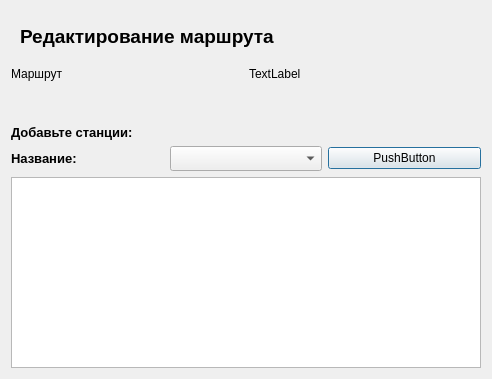
First picture: the form in edit_route_dialog.ui, repository Mihailus2000/sem08_BSBD_Kursach, before the edit.
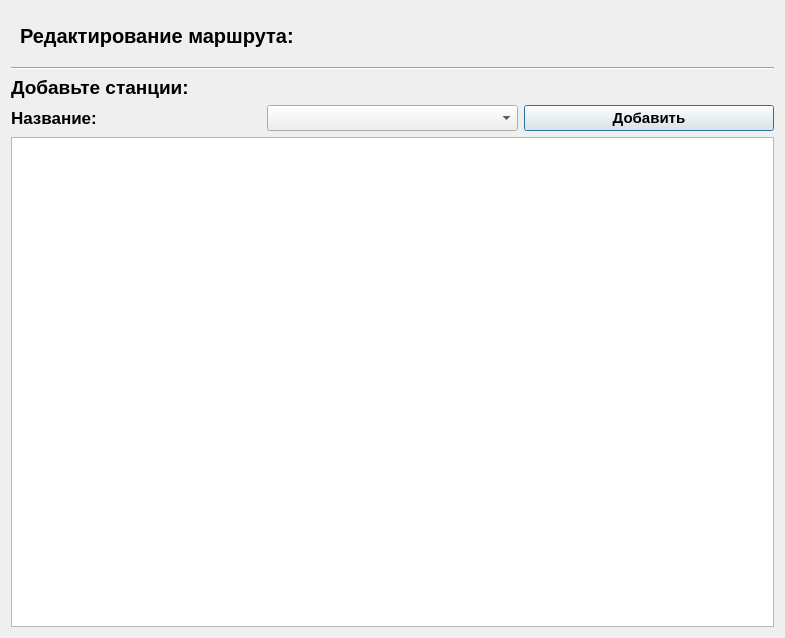
Second picture: the form after the edit.

```diff
--- a/edit_route_dialog.ui
+++ b/edit_route_dialog.ui
@@ -6,8 +6,8 @@
    <rect>
     <x>0</x>
     <y>0</y>
-    <width>492</width>
-    <height>379</height>
+    <width>785</width>
+    <height>638</height>
    </rect>
   </property>
   <property name="windowTitle">
@@ -39,13 +39,27 @@
        <widget class="QLabel" name="label_3">
         <property name="font">
          <font>
+          <pointsize>15</pointsize>
+          <weight>75</weight>
+          <bold>true</bold>
+         </font>
+        </property>
+        <property name="text">
+         <string>Редактирование маршрута:</string>
+        </property>
+       </widget>
+      </item>
+      <item>
+       <widget class="QLabel" name="editing_route_lbl">
+        <property name="font">
+         <font>
           <pointsize>14</pointsize>
           <weight>75</weight>
           <bold>true</bold>
          </font>
         </property>
         <property name="text">
-         <string>Редактирование маршрута</string>
+         <string>                            </string>
         </property>
        </widget>
       </item>
@@ -65,38 +79,17 @@
      </layout>
     </widget>
    </item>
+   <item>
+    <widget class="Line" name="line">
+     <property name="orientation">
+      <enum>Qt::Horizontal</enum>
+     </property>
+    </widget>
+   </item>
    <item>
     <layout class="QVBoxLayout" name="verticalLayout">
      <item>
-      <layout class="QHBoxLayout" name="horizontalLayout">
-       <item>
-        <widget class="QLabel" name="label">
-         <property name="text">
-          <string>Маршрут</string>
-         </property>
-        </widget>
-       </item>
-       <item>
-        <widget class="QLabel" name="Route_name_label">
-         <property name="text">
-          <string>TextLabel</string>
-         </property>
-        </widget>
-       </item>
-      </layout>
-     </item>
-     <item>
-      <spacer name="verticalSpacer">
-       <property name="orientation">
-        <enum>Qt::Vertical</enum>
-       </property>
-       <property name="sizeHint" stdset="0">
-        <size>
-         <width>20</width>
-         <height>40</height>
-        </size>
-       </property>
-      </spacer>
+      <layout class="QHBoxLayout" name="horizontalLayout"/>
      </item>
     </layout>
    </item>
@@ -104,7 +97,7 @@
     <widget class="QLabel" name="label_5">
      <property name="font">
       <font>
-       <pointsize>10</pointsize>
+       <pointsize>14</pointsize>
        <weight>75</weight>
        <bold>true</bold>
       </font>
@@ -120,7 +113,7 @@
       <widget class="QLabel" name="label_7">
        <property name="font">
         <font>
-         <pointsize>10</pointsize>
+         <pointsize>13</pointsize>
          <weight>75</weight>
          <bold>true</bold>
         </font>
@@ -132,18 +125,36 @@
      </item>
      <item>
       <widget class="QComboBox" name="all_stationsBox">
+       <property name="sizePolicy">
+        <sizepolicy hsizetype="Preferred" vsizetype="Preferred">
+         <horstretch>0</horstretch>
+         <verstretch>0</verstretch>
+        </sizepolicy>
+       </property>
        <property name="minimumSize">
         <size>
          <width>130</width>
          <height>25</height>
         </size>
        </property>
+       <property name="font">
+        <font>
+         <pointsize>14</pointsize>
+        </font>
+       </property>
       </widget>
      </item>
      <item>
       <widget class="QPushButton" name="add_station_btn">
+       <property name="font">
+        <font>
+         <pointsize>11</pointsize>
+         <weight>75</weight>
+         <bold>true</bold>
+        </font>
+       </property>
        <property name="text">
-        <string>PushButton</string>
+        <string>Добавить</string>
        </property>
       </widget>
      </item>
```
